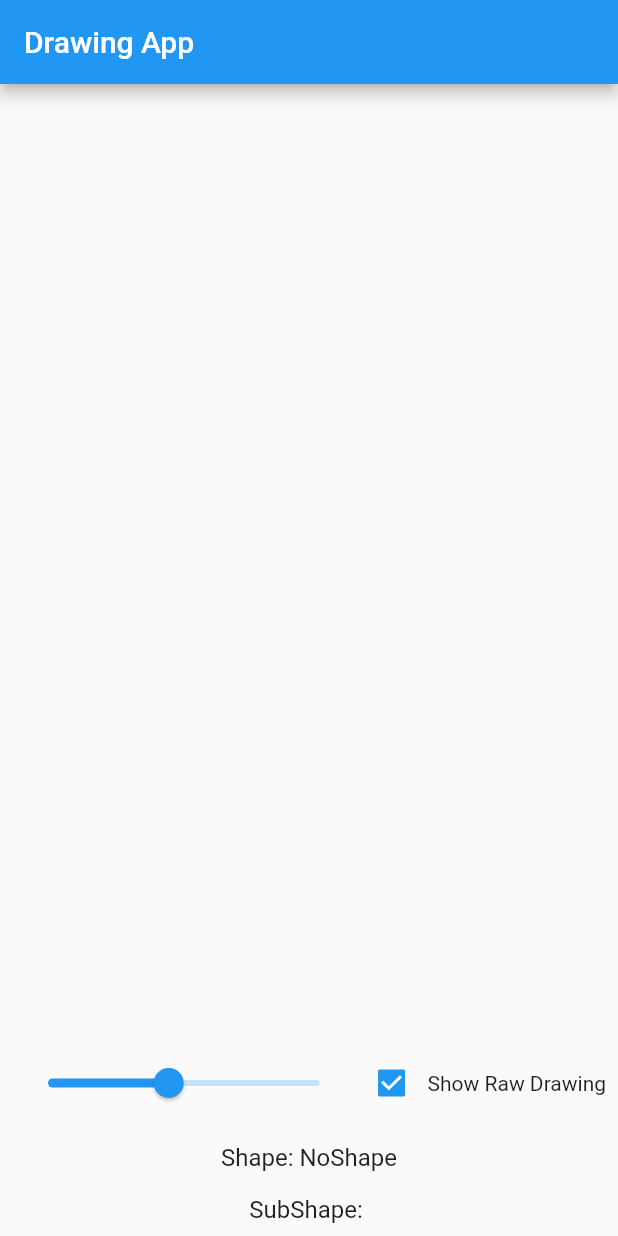
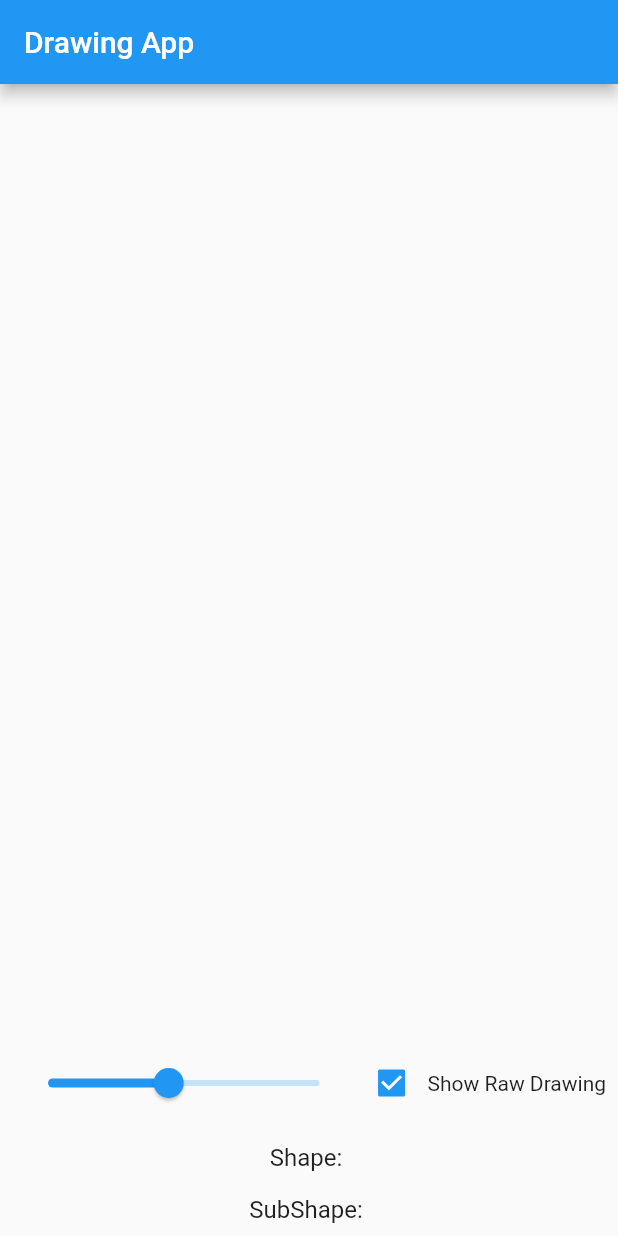
Before and after one commit to anveshreddy21/shape_app, a Flutter app: the screen it shows after launch, on a phone screen of 412 x 824 dp. Run offline on Flutter 3.47's test engine with Material 2 defaults, Android fonts, the light colour scheme and no system bars.

Commit message:
modified:   lib/main.dart

```diff
--- a/lib/main.dart
+++ b/lib/main.dart
@@ -127,7 +127,7 @@ class _MyHomePageState extends State<MyHomePage> {
             Padding(
               padding: const EdgeInsets.symmetric(vertical: 8.0),
               child: Text(
-                'Shape: ${shape['shape'] ?? 'NoShape'}',
+                'Shape: ${shape['shape'] ?? ''}',
                 style: Theme.of(context).textTheme.titleMedium,
               ),
             ),
```
